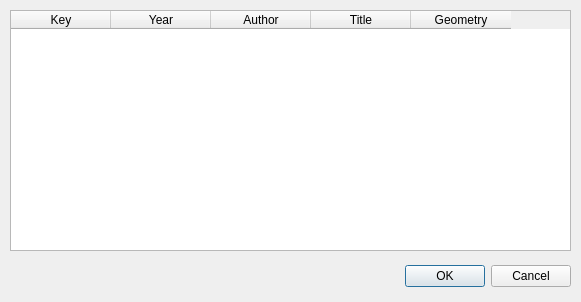
MicheleTobias/LiteratureMapper, file table_interface.ui: the form before one commit.
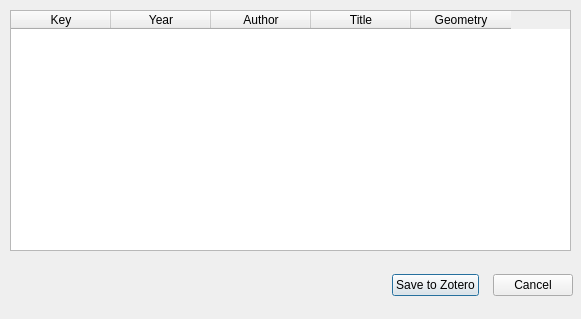
The form after the commit.

Commit message: geometry string in geoJSON format

Diff of the .ui file:
```diff
--- a/table_interface.ui
+++ b/table_interface.ui
@@ -7,28 +7,12 @@
     <x>0</x>
     <y>0</y>
     <width>581</width>
-    <height>302</height>
+    <height>319</height>
    </rect>
   </property>
   <property name="windowTitle">
    <string>Literature Mapper</string>
   </property>
-  <widget class="QDialogButtonBox" name="buttonBox">
-   <property name="geometry">
-    <rect>
-     <x>230</x>
-     <y>260</y>
-     <width>341</width>
-     <height>32</height>
-    </rect>
-   </property>
-   <property name="orientation">
-    <enum>Qt::Horizontal</enum>
-   </property>
-   <property name="standardButtons">
-    <set>QDialogButtonBox::Cancel|QDialogButtonBox::Ok</set>
-   </property>
-  </widget>
   <widget class="QTableWidget" name="tableWidget_Zotero">
    <property name="geometry">
     <rect>
@@ -79,6 +63,38 @@
     </property>
    </column>
   </widget>
+  <widget class="QWidget" name="horizontalLayoutWidget">
+   <property name="geometry">
+    <rect>
+     <x>392</x>
+     <y>260</y>
+     <width>181</width>
+     <height>51</height>
+    </rect>
+   </property>
+   <layout class="QHBoxLayout" name="horizontalLayout">
+    <property name="spacing">
+     <number>6</number>
+    </property>
+    <item>
+     <widget class="QPushButton" name="pushButton">
+      <property name="text">
+       <string>Save to Zotero</string>
+      </property>
+     </widget>
+    </item>
+    <item>
+     <widget class="QDialogButtonBox" name="buttonBox">
+      <property name="orientation">
+       <enum>Qt::Horizontal</enum>
+      </property>
+      <property name="standardButtons">
+       <set>QDialogButtonBox::Cancel</set>
+      </property>
+     </widget>
+    </item>
+   </layout>
+  </widget>
  </widget>
  <resources/>
  <connections>
```
The commit also changes 2 other files.
